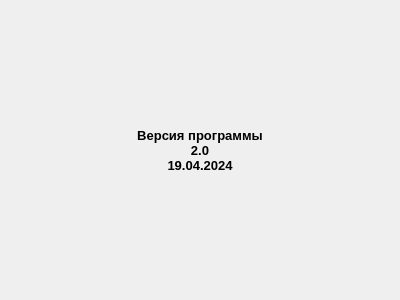
This is version.ui in zak2791/Tabloh2H as Qt 5 draws it before an edit. The edited form follows.
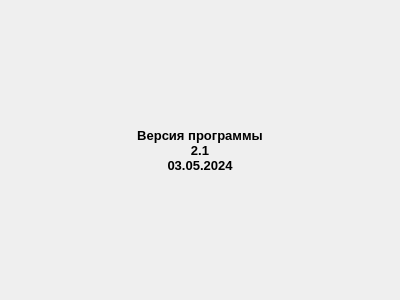
This is the edited form.

What changed in the file:
```diff
--- a/version.ui
+++ b/version.ui
@@ -37,8 +37,8 @@
    </property>
    <property name="text">
     <string>Версия программы
-2.0
-19.04.2024</string>
+2.1
+03.05.2024</string>
    </property>
    <property name="alignment">
     <set>Qt::AlignCenter</set>
```
